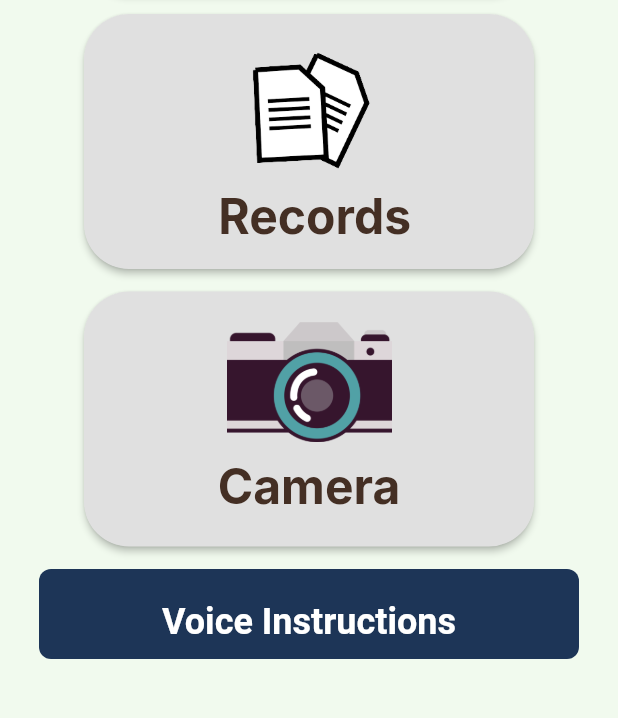
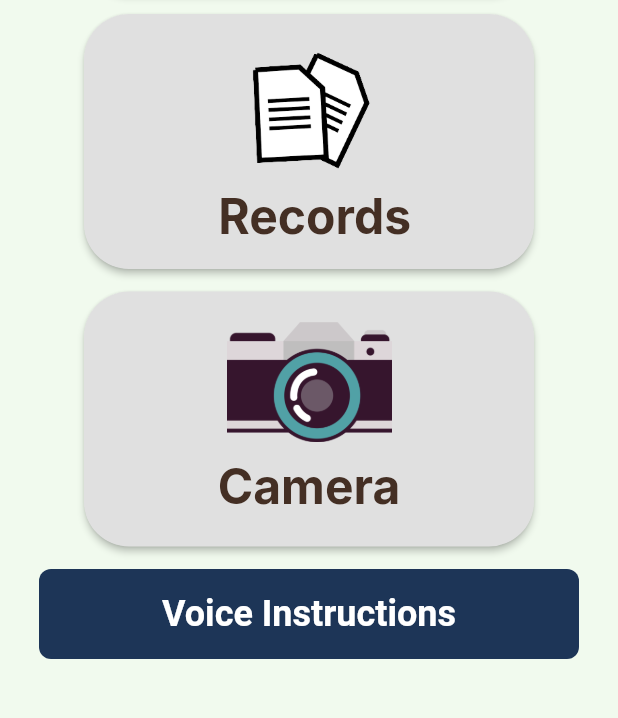
Before and after one commit to pushpe1174/SDGP, a Flutter app: the HomeScreen screen opened by its route, on a phone screen of 412 x 824 dp, the part 385-1103 px from its top. Run offline on Flutter 3.47's test engine with Material 2 defaults, Android fonts, the phone set to English and light mode, and no system bars; our stand-ins replace animated_text_kit, cloud_firestore, firebase_auth, firebase_core, flutter_secure_storage, flutter_spinkit and 7 more; accounts and stored records are empty.

Commit message:
Update button

```diff
--- a/currency_mate_app/lib/Screens/home_screen.dart
+++ b/currency_mate_app/lib/Screens/home_screen.dart
@@ -192,7 +192,6 @@ class HomeScreenState extends State<HomeScreen>{
                   child: Column(
                     mainAxisAlignment: MainAxisAlignment.center,
                     children: const [
-                      Gap(10),
                       Text(
                         "Voice Instructions",
                         style: TextStyle(
```
